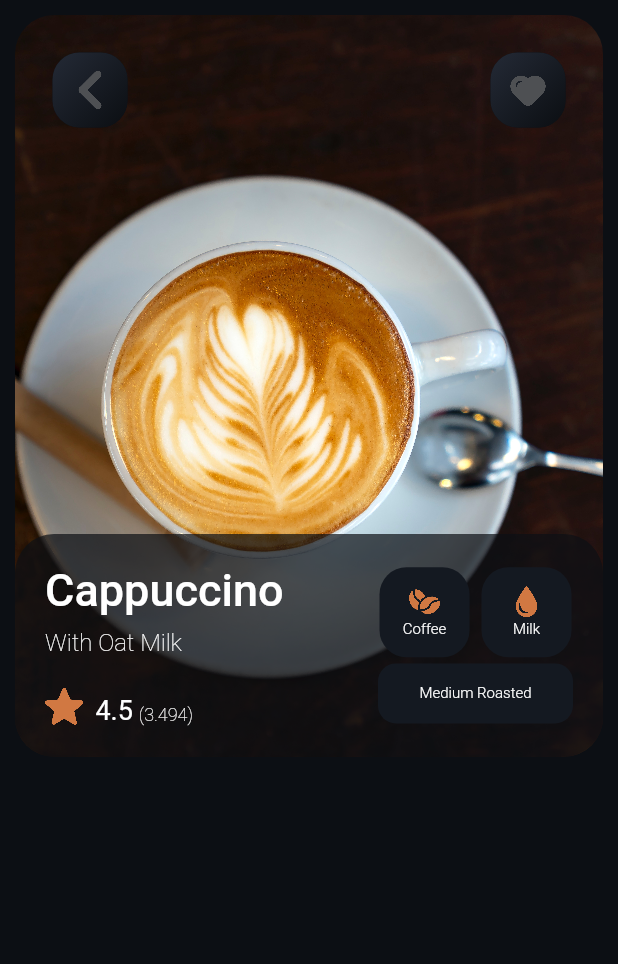
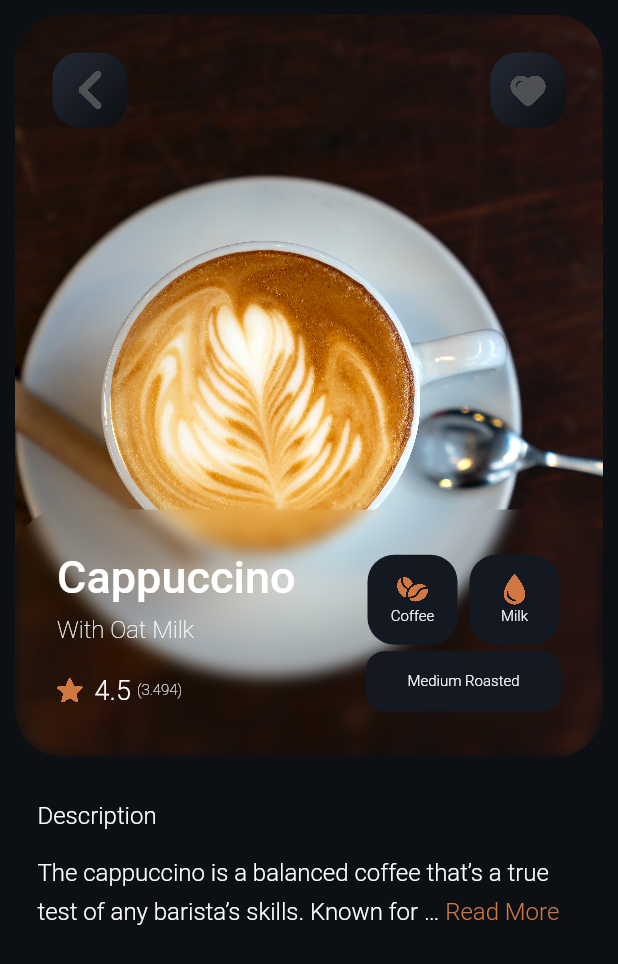
Before and after one commit to mmohammadmfallahm02/coffee_app_ui, a Flutter app: the screen it shows after launch, after a tap on "4.5", on a phone screen of 412 x 824 dp. Shown: the top 964 px of the screen. Run offline on Flutter 3.47's test engine with Material 2 defaults, Android fonts, the phone set to English and light mode, and no system bars; drawn by our look-alikes of readmore; our stand-ins replace google_fonts, gradient_borders.

Commit message:
add blurrycontainer and readmore packages and add description

```diff
--- a/lib/main.dart
+++ b/lib/main.dart
@@ -45,9 +45,9 @@ class MyApp extends StatelessWidget {
                 color: SolidColor.primaryTextColor,
                 fontWeight: FontWeight.w300),
             bodyText2: TextStyle(
-                fontSize: 14,
+                fontSize: 16,
                 color: SolidColor.primaryTextColor,
-                fontWeight: FontWeight.normal))),
+                fontWeight:  FontWeight.w300))),
       ),
       home: const HomeScreen(),
     );
--- a/lib/models/coffee_type_product_model.dart
+++ b/lib/models/coffee_item_model.dart
@@ -1,7 +1,7 @@
 import 'package:coffee_ui_app/models/coffee_type_item_model.dart';
 import 'package:flutter/cupertino.dart';
 
-class CoffeeProductModel {
+class CoffeeItemModel {
   final CoffeeType coffeeType;
   final String description;
   final String price;
@@ -9,7 +9,7 @@ class CoffeeProductModel {
   final Widget image;
   final String rateNumber;
 
-  CoffeeProductModel(this.rateNumber,
+  CoffeeItemModel(this.rateNumber,
       {required this.coffeeType,
       required this.description,
       required this.price,
--- a/lib/models/fake_data.dart
+++ b/lib/models/fake_data.dart
@@ -1,6 +1,6 @@
 import 'package:coffee_ui_app/gen/assets.gen.dart';
 import 'package:coffee_ui_app/models/coffee_type_item_model.dart';
-import 'package:coffee_ui_app/models/coffee_type_product_model.dart';
+import 'package:coffee_ui_app/models/coffee_item_model.dart';
 import 'package:flutter/cupertino.dart';
 
 // coffee type fake data
@@ -14,40 +14,40 @@ List<CoffeeTypeModel> coffeeTypeList = [
   CoffeeTypeModel(coffeeTypeName: 'Mocha', coffeeType: CoffeeType.mocha),
 ];
 
-// coffee product fake data
+// coffee item fake data
 
-List<CoffeeProductModel> coffeeList = [
-  CoffeeProductModel('3.494',
+List<CoffeeItemModel> coffeeList = [
+  CoffeeItemModel('3.494',
       coffeeType: CoffeeType.cappuccino,
       description: 'With Oat Milk',
       price: '4.20',
       star: '4.5',
       image: Assets.images.coffee.cappuccino5.image(fit: BoxFit.cover)),
-  CoffeeProductModel('2.578',
+  CoffeeItemModel('2.578',
       coffeeType: CoffeeType.cappuccino,
       description: 'With Chocolate',
       price: '3.14',
       star: '4.2',
       image: Assets.images.coffee.cappuccino3.image(fit: BoxFit.cover)),
-  CoffeeProductModel('23.495',
+  CoffeeItemModel('23.495',
       coffeeType: CoffeeType.cappuccino,
       description: 'Normal',
       price: '3.00',
       star: '3.5',
       image: Assets.images.coffee.cappuccino4.image(fit: BoxFit.cover)),
-  CoffeeProductModel('3.399',
+  CoffeeItemModel('3.399',
       coffeeType: CoffeeType.latte,
       description: 'With Oat Milk',
       price: '5.20',
       star: '5',
       image: Assets.images.coffee.latte1.image(fit: BoxFit.cover)),
-  CoffeeProductModel('2.404',
+  CoffeeItemModel('2.404',
       coffeeType: CoffeeType.latte,
       description: 'Normal',
       price: '4.20',
       star: '3.1',
       image: Assets.images.coffee.latte2.image(fit: BoxFit.cover)),
-  CoffeeProductModel('49.393',
+  CoffeeItemModel('49.393',
       coffeeType: CoffeeType.latte,
       description: 'With Sirope',
       price: '6.00',
--- a/lib/view/product_screen.dart
+++ b/lib/view/coffee_item_screen.dart
@@ -1,16 +1,17 @@
+import 'package:blurrycontainer/blurrycontainer.dart';
 import 'package:coffee_ui_app/constants/my_color.dart';
 import 'package:coffee_ui_app/constants/widgets/icon.dart';
 import 'package:coffee_ui_app/gen/assets.gen.dart';
-import 'package:coffee_ui_app/models/coffee_type_product_model.dart';
+import 'package:coffee_ui_app/models/coffee_item_model.dart';
 import 'package:coffee_ui_app/view/home_screen/coffee_type_list_widget.dart';
 import 'package:coffee_ui_app/view/home_screen/home_sreen.dart';
 import 'package:flutter/material.dart';
+import 'package:readmore/readmore.dart';
 
-
-class ProductScreen extends StatelessWidget {
-  final CoffeeProductModel coffee;
+class CoffeeItemScreen extends StatelessWidget {
+  final CoffeeItemModel coffee;
   final double bodyMargin;
-  const ProductScreen(
+  const CoffeeItemScreen(
       {super.key, required this.coffee, required this.bodyMargin});
 
   @override
@@ -19,7 +20,9 @@ class ProductScreen extends StatelessWidget {
     return Scaffold(
       backgroundColor: SolidColor.backgroundColor,
       body: SafeArea(
-        child: Column(children: [
+        child: SingleChildScrollView(
+          child:
+              Column(crossAxisAlignment: CrossAxisAlignment.start, children: [
             Padding(
               padding: const EdgeInsets.all(10),
               child: Stack(
@@ -27,7 +30,7 @@ class ProductScreen extends StatelessWidget {
                   SizedBox(
                       height: MediaQuery.of(context).size.height * 0.6,
                       child: ClipRRect(
-                        borderRadius: BorderRadius.circular(26),
+                          borderRadius: BorderRadius.circular(32),
                           child: coffee.image)),
                   // appbar
                   Positioned(
@@ -42,19 +45,39 @@ class ProductScreen extends StatelessWidget {
                       child: coffeeItemInfo(context, themeData))
                 ],
               ),
+            ),
+            Padding(
+              padding:  EdgeInsets.fromLTRB(bodyMargin, 20, bodyMargin, 32),
+              child: Column(crossAxisAlignment: CrossAxisAlignment.start,
+                children: [
+                  Text('Description', style: themeData.textTheme.bodyText2),
+                  const SizedBox(
+                height: 14,
+              ),
+              ReadMoreText(
+                'The cappuccino is a balanced coffee that’s a true test of any barista’s skills. Known for the even distribution of coffee and milk and served in a large cup with a dusting of chocolate on top, a cappuccino is one of the most popular coffee types in the UK, seconded only to the latte. If you’re a true frothy coffee lover you may be wondering what is a cappuccino and where it comes from. Keep reading to find out all you need to know…',
+                // trimLines: 1,
+                trimLength: 90,
+                style: themeData.textTheme.bodyText2!.copyWith(height: 1.6),
+                colorClickableText: SolidColor.primaryColor,
+                trimCollapsedText: 'Read More',
+                trimExpandedText: 'Close',
               )
+                ],
+              ),
+            ),
+
           ]),
+        ),
       ),
     );
   }
 
-  Container coffeeItemInfo(BuildContext context, ThemeData themeData) {
-    return Container(
-      height: MediaQuery.of(context).size.height * 0.18,
+  Widget coffeeItemInfo(BuildContext context, ThemeData themeData) {
+    return BlurryContainer(
+      height: MediaQuery.of(context).size.height * 0.2,
       width: double.infinity,
-      decoration: BoxDecoration(
-          borderRadius: BorderRadius.circular(26),
-          color: SolidColor.backgroundColor.withOpacity(0.7)),
+      borderRadius: BorderRadius.circular(32),
       child: Padding(
         padding: const EdgeInsets.all(20),
         child: Row(children: [
@@ -78,10 +101,10 @@ class ProductScreen extends StatelessWidget {
                   height: 20,
                 ),
                 Row(
-                  crossAxisAlignment: CrossAxisAlignment.end,
+                  crossAxisAlignment: CrossAxisAlignment.center,
                   children: [
                     Assets.icons.star.image(
-                      scale: 20,
+                      scale: 30,
                       color: SolidColor.primaryColor,
                     ),
                     const SizedBox(
@@ -97,8 +120,8 @@ class ProductScreen extends StatelessWidget {
                     Text(
                       '(${coffee.rateNumber})',
                       style: const TextStyle(
-                          fontSize: 12, fontWeight: FontWeight.w100),
-                    )
+                          fontSize: 10, fontWeight: FontWeight.w100),
+                    ),
                   ],
                 )
               ],
@@ -137,7 +160,7 @@ class ProductScreen extends StatelessWidget {
     );
   }
 
-  Container coffeeInfoRectangleWidget(
+  Widget coffeeInfoRectangleWidget(
       ThemeData themeData, String title, AssetGenImage iconName) {
     return Container(
       height: 60,
--- a/lib/view/home_screen/coffee_type_list_widget.dart
+++ b/lib/view/home_screen/coffee_type_list_widget.dart
@@ -1,9 +1,9 @@
 import 'package:coffee_ui_app/constants/my_color.dart';
 import 'package:coffee_ui_app/gen/assets.gen.dart';
 import 'package:coffee_ui_app/models/coffee_type_item_model.dart';
-import 'package:coffee_ui_app/models/coffee_type_product_model.dart';
+import 'package:coffee_ui_app/models/coffee_item_model.dart';
 import 'package:coffee_ui_app/models/fake_data.dart';
-import 'package:coffee_ui_app/view/product_screen.dart';
+import 'package:coffee_ui_app/view/coffee_item_screen.dart';
 import 'package:flutter/material.dart';
 
 class CoffeeTypeListWidget extends StatefulWidget {
@@ -48,7 +48,7 @@ class _CoffeeTypeListWidgetState extends State<CoffeeTypeListWidget> {
                 borderRadius: BorderRadius.circular(24),
                 onTap: () {
                   Navigator.of(context).push(MaterialPageRoute(
-                      builder: (context) => ProductScreen(
+                      builder: (context) => CoffeeItemScreen(
                             coffee: coffee,
                             bodyMargin: bodyMargin,
                           )));
@@ -80,7 +80,7 @@ class _CoffeeTypeListWidgetState extends State<CoffeeTypeListWidget> {
   }
 
   Padding coffeeTypeListProductInformation(
-      ThemeData themeData, CoffeeProductModel coffee) {
+      ThemeData themeData, CoffeeItemModel coffee) {
     return Padding(
       padding: const EdgeInsets.only(left: 4, right: 4, top: 16),
       child: Column(
@@ -125,7 +125,7 @@ class _CoffeeTypeListWidgetState extends State<CoffeeTypeListWidget> {
     );
   }
 
-  Widget coffeeTypeListProductImage(CoffeeProductModel coffee) {
+  Widget coffeeTypeListProductImage(CoffeeItemModel coffee) {
     return Stack(
       children: [
         Container(
--- a/pubspec.yaml
+++ b/pubspec.yaml
@@ -38,6 +38,8 @@ dependencies:
   cupertino_icons: ^1.0.2
   google_fonts: ^4.0.3
   gradient_borders: ^1.0.0
+  blurrycontainer: ^1.0.2
+  readmore: ^2.2.0
 
 dev_dependencies:
   flutter_test:
```
Also changed, not shown: pubspec.lock. Lines whose indentation alone changed are shown as unchanged.
